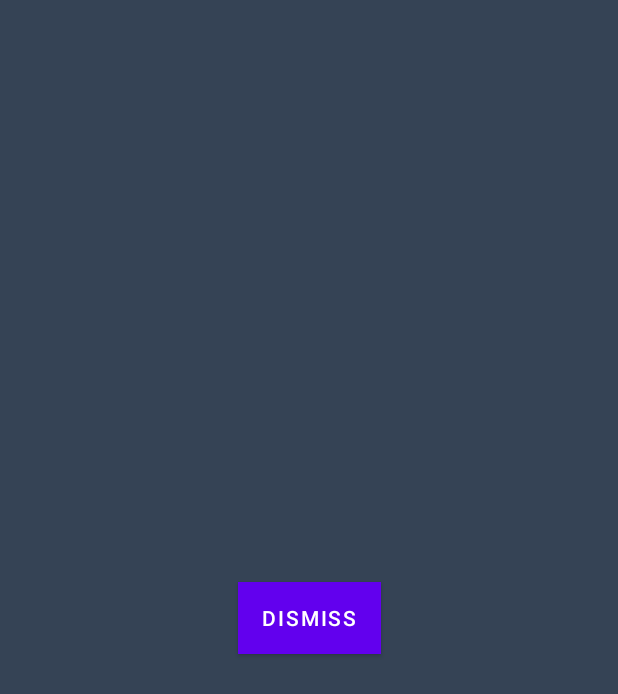
After one commit to peyyalaamala/POC, an Android app: the layout windowmanager_view.xml on its own in the app's theme, with its tools: preview values and no code run, on a phone screen of 412 x 824 dp. The commit adds this screen. Shown: the top 694 px of the screen. Run offline under Robolectric (Android 15) with nearby library versions, the phone set to English and light mode, and no system bars.

Commit message:
window manager

```diff
--- a/StopMindlessScrolling/app/src/main/java/com/example/stopmindlessscrolling/utility/AppConstants.java
+++ b/StopMindlessScrolling/app/src/main/java/com/example/stopmindlessscrolling/utility/AppConstants.java
@@ -10,4 +10,5 @@ public class AppConstants {
         public static final String QUIZID = "quizId";
     public static final String APPTIMELIMITVALUE = "appTimeLimitValue";
     public static final String QUIZQUESTION = "quizQuestion";
+    public static final String VIEWSHOWEDAPP = "viewShowedApp";
 }
--- /dev/null
+++ b/StopMindlessScrolling/app/src/main/res/layout/windowmanager_view.xml
@@ -0,0 +1,21 @@
+<?xml version="1.0" encoding="utf-8"?>
+<androidx.constraintlayout.widget.ConstraintLayout xmlns:android="http://schemas.android.com/apk/res/android"
+    xmlns:tools="http://schemas.android.com/tools"
+    android:layout_width="match_parent"
+    xmlns:app="http://schemas.android.com/apk/res-auto"
+    android:background="@color/colorPrimary"
+    android:layout_height="match_parent">
+
+
+    <Button
+        android:id="@+id/button"
+        android:layout_width="wrap_content"
+        android:layout_height="wrap_content"
+        style="@style/Widget.MaterialComponents.Button"
+        android:text="@string/dismiss"
+        android:background="@color/teal_200"
+        app:layout_constraintTop_toTopOf="parent"
+        app:layout_constraintBottom_toBottomOf="parent"
+        app:layout_constraintRight_toRightOf="parent"
+        app:layout_constraintLeft_toLeftOf="parent"/>
+</androidx.constraintlayout.widget.ConstraintLayout>
--- a/StopMindlessScrolling/app/src/main/res/values/strings.xml
+++ b/StopMindlessScrolling/app/src/main/res/values/strings.xml
@@ -16,4 +16,5 @@
     <string name="todo">TODO</string>
     <string name="select_app_timer_limit">Select App Timer Limit in Min</string>
     <string name="select_question">Select Question</string>
+    <string name="dismiss">Dismiss</string>
 </resources>
```
Also changed, not shown: StopMindlessScrolling/app/src/main/AndroidManifest.xml (+19 -0 lines), StopMindlessScrolling/app/src/main/java/com/example/stopmindlessscrolling/adapter/ConfigureAppsAdapter.java (+6 -5 lines), StopMindlessScrolling/app/src/main/java/com/example/stopmindlessscrolling/receivers/BootCompleteReceiver.java (added, +67 -0 lines), StopMindlessScrolling/app/src/main/java/com/example/stopmindlessscrolling/service/MonitorService.java (+136 -12 lines), StopMindlessScrolling/app/src/main/java/com/example/stopmindlessscrolling/utility/Utility.java (+14 -0 lines), StopMindlessScrolling/app/src/main/java/com/example/stopmindlessscrolling/views/HomeActivity.java (+8 -0 lines).
